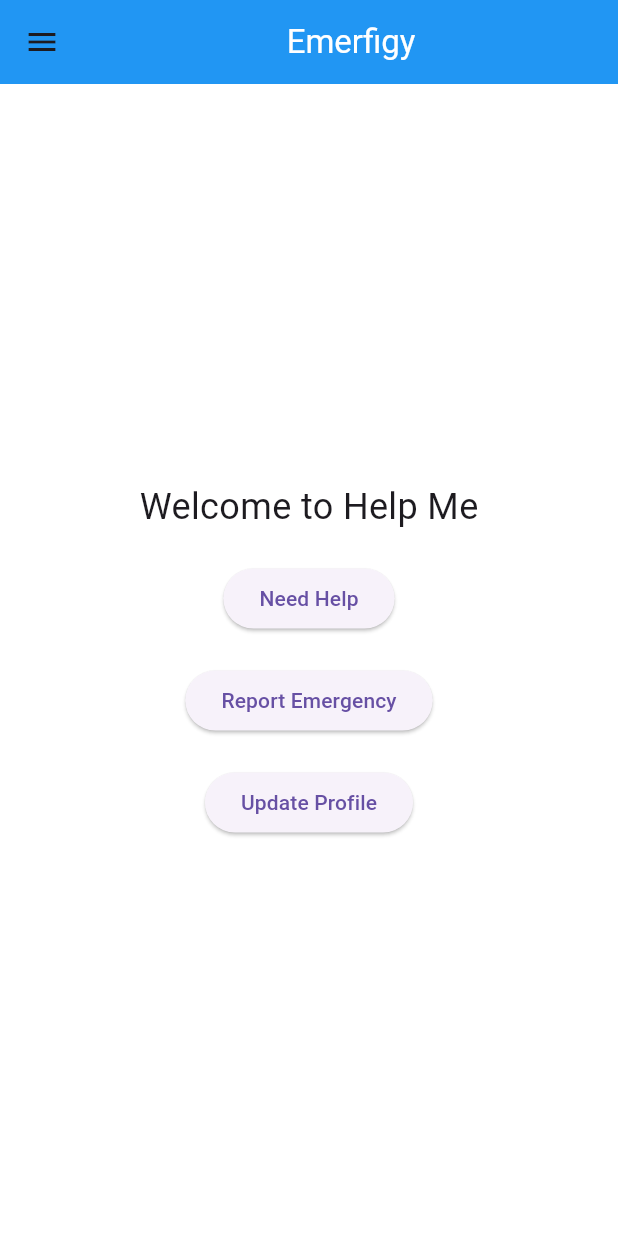
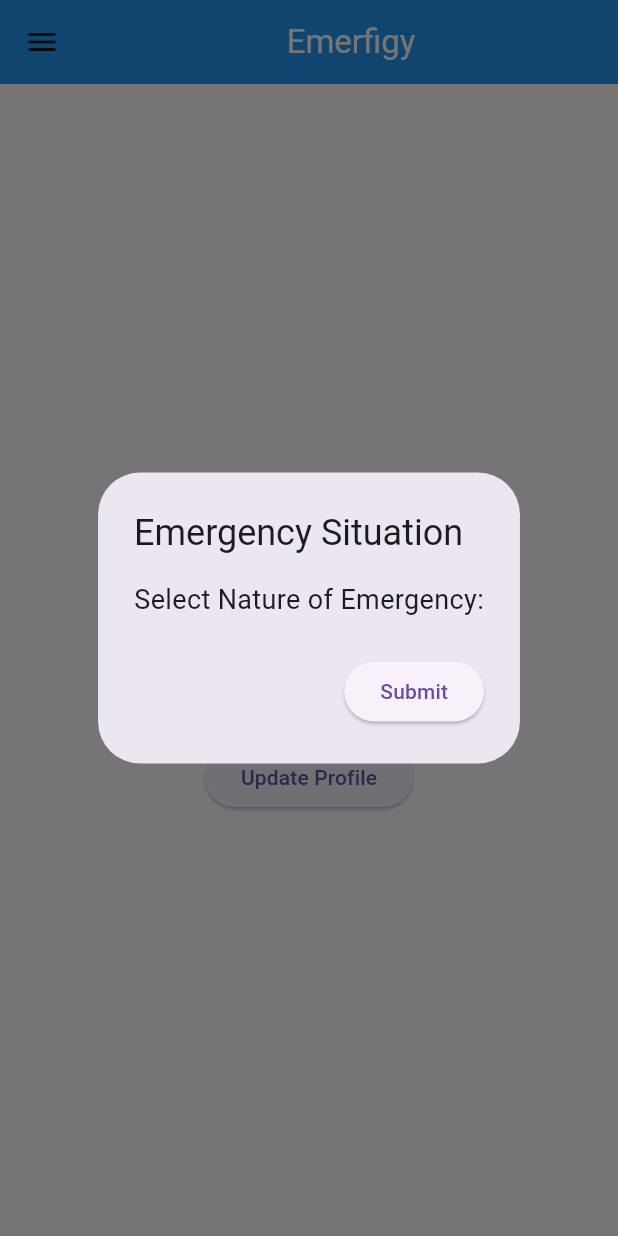
Before and after one commit to rithishsv/Emergify, a Flutter app: the HomePage screen opened directly, after a tap on "Need Help", on a phone screen of 412 x 824 dp. Run offline on Flutter 3.47's test engine with Material 3 defaults, Android fonts, the phone set to English and light mode, and no system bars; our stand-ins replace cloud_firestore, firebase_auth, firebase_core, shared_preferences; accounts and stored records are empty.

Commit message:
minimal workflow

```diff
--- a/lib/pages/Homepage.dart
+++ b/lib/pages/Homepage.dart
@@ -5,7 +5,7 @@
 import 'user_manual.dart'; // Import the UserManualPage
 import 'logout_page.dart'; // Import the LogoutPage
 import 'report_emergency.dart'; // Import the ReportEmergencyPage
-import 'success_screen.dart'; // Import the SuccessScreen
+import 'update_profile_page.dart'; // Import the UpdateProfilePage
 
 class HomePage extends StatefulWidget {
   @override
@@ -20,7 +20,10 @@
   String _address = ''; // Address of the user
   String _bloodType = ''; // Blood type of the user
   String _medications = ''; // Medications of the user
-  String _medicationsText = ''; // Additional information about medications
+  String _medicationsText = '';
+  String _allergies = '' ;
+  String _allergiesText = '';
+  String _emergencyContact ='';// Additional information about medications
   // Add other variables as needed// Email of the user
 
   @override
@@ -44,6 +47,9 @@
         _bloodType = snapshot['bloodType'];
         _medications = snapshot['medications'];
         _medicationsText = snapshot['medicationsText'];
+        _allergies = snapshot['allergies'];
+        _allergiesText = snapshot['allergiesText'];
+        _emergencyContact = snapshot['emergencyContact'];
         // Assign other fields similarly
       });
     }
@@ -67,10 +73,7 @@
           child: Column(
             mainAxisAlignment: MainAxisAlignment.center,
             children: [
-              Text(
-                'Welcome to Help Me',
-                style: TextStyle(fontSize: 24.0),
-              ),
+
               SizedBox(height: 20),
               ElevatedButton(
                 onPressed: () {
@@ -93,7 +96,20 @@
                 onPressed: () {
                   Navigator.push(
                     context,
-                    MaterialPageRoute(builder: (context) => ProfileScreen(userData: {},)), // Navigate to ProfileScreen
+                    MaterialPageRoute(
+                      builder: (context) => UpdateProfilePage(
+                        fullName: _fullName,
+                        email: _email,
+                        phoneNumber: _phoneNumber,
+                        address: _address,
+                        bloodType: _bloodType,
+                        medications: _medications,
+                        medicationsText: _medicationsText,
+                        allergies: _allergies,
+                        allergiesText: _allergiesText,
+                        emergencyContact: _emergencyContact,
+                      ),
+                    ),
                   );
                 },
                 child: Text('Update Profile'),
@@ -132,6 +148,9 @@
                       'bloodType': _bloodType,
                       'medications': _medications,
                       'medicationsText': _medicationsText,
+                      'allergies' : _allergies,
+                      'allergiesText': _allergiesText,
+                      'emergencyContact' : _emergencyContact,
                     },)), // Navigate to ProfileScreen
                   );
                 },
@@ -149,11 +168,7 @@
                   );
                 },
               ),
-              Expanded(
-                // Wrap the ListTile in an Expanded widget
-                child: Align(
-                  alignment: Alignment.bottomCenter,
-                  child: ListTile(
+              ListTile(
                 leading: Icon(Icons.logout),
                 title: Text(
                   'Logout',
@@ -166,8 +181,6 @@
                   );
                 },
               ),
-                ),
-              ),
             ],
           ),
         ),
@@ -176,7 +189,36 @@
   }
 
   void _showEmergencyDialog(BuildContext context) {
-    // Emergency dialog code
+    showDialog(
+      context: context,
+      builder: (BuildContext context) {
+        return AlertDialog(
+          title: Text('Emergency Situation'),
+          content: StatefulBuilder(
+            builder: (BuildContext context, StateSetter setState) {
+              return Column(
+                mainAxisSize: MainAxisSize.min,
+                children: <Widget>[
+                  Text(
+                    'Select Nature of Emergency:',
+                    style: TextStyle(fontSize: 18.0),
+                  ),
+                  // Replace this with radio button code
+                ],
+              );
+            },
+          ),
+          actions: <Widget>[
+            ElevatedButton(
+              onPressed: () {
+                // Placeholder action for "Submit" button
+              },
+              child: Text('Submit'),
+            ),
+          ],
+        );
+      },
+    ); // Emergency dialog code
   }
 
 // Other methods
--- a/lib/services/databaseservice.dart
+++ b/lib/services/databaseservice.dart
@@ -27,4 +27,5 @@
       "emergencyContact":emergencyContact
     });
   }
+
 }
```
Also changed, not shown: lib/pages/report_emergency.dart (+18 -7 lines). Lines whose indentation alone changed are shown as unchanged.
